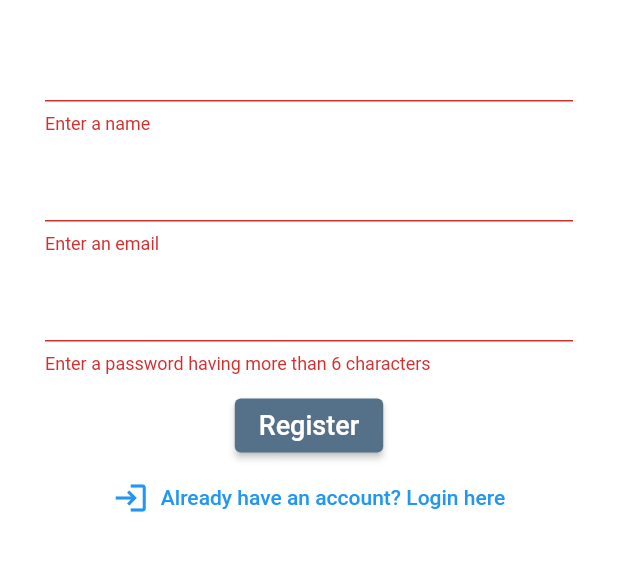
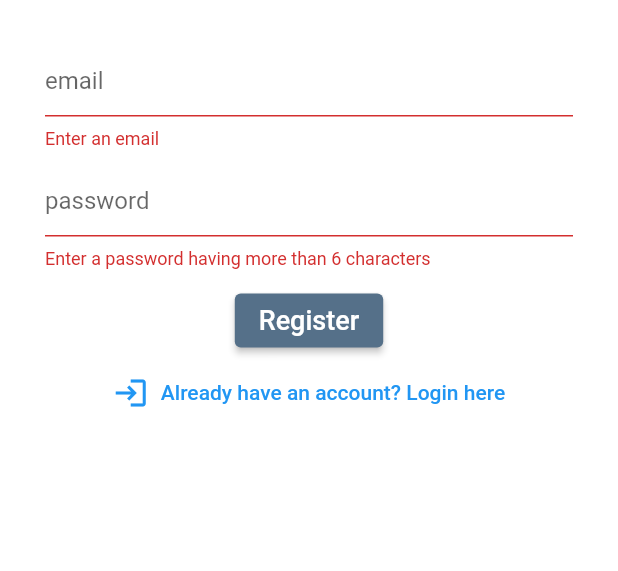
Before and after one commit to Vysakh-T/Stealth-Zero, a Flutter app: the screen it shows after launch, after a tap on "Register", on a phone screen of 412 x 824 dp, the part 251-822 px from its top. Run offline on Flutter 3.47's test engine with Material 2 defaults, Android fonts, the phone set to English and light mode, and no system bars; our stand-ins replace firebase_auth; accounts and stored records are empty; Roboto replaces fonts that are missing (Montserrat); project files that could hold a hidden picture were left out.

Commit message:
added login feature
added login feature, but there is an issue, which is that even after registring or logging in, welcome screen is not shown. i dont see error messages regarding this, and i dont know where to correct. i know it is functioning because i can see so in the console and also firebase.

```diff
--- a/lib/screens/authentication/login.dart
+++ b/lib/screens/authentication/login.dart
@@ -15,10 +15,12 @@ class LogIn extends StatefulWidget {
 
 class _LogInState extends State<LogIn> {
   final AuthService _auth = AuthService();
+  final _formKey = GlobalKey<FormState>();
 
   //text field state
   String email = '';
   String password = '';
+  String error = '';
 
   static Color col1 = const Color(0xff557089);
 
@@ -40,16 +42,26 @@ class _LogInState extends State<LogIn> {
                     fontFamily: 'Montserrat',
                     fontSize: 30.0)),
             Form(
+              key: _formKey,
               child: Column(
                 children: <Widget>[
                   SizedBox(height: 20.0),
-                  TextFormField(onChanged: (val) {
+                  TextFormField(
+                    decoration: InputDecoration(
+                      hintText: 'email',
+                    ),
+                      validator: (val) => val.isEmpty ? 'Enter an email' : null,
+                      onChanged: (val) {
                     setState(() {
                       email = val;
                     });
                   }),
                   SizedBox(height: 20.0),
                   TextFormField(
+                      decoration: InputDecoration(
+                        hintText: 'password',
+                      ),
+                      validator: (val) => val.length<6? 'Enter a password having more than 6 characters' : null,
                       obscureText: true,
                       onChanged: (val) {
                         setState(() {
@@ -69,19 +81,27 @@ class _LogInState extends State<LogIn> {
                           fontSize: 18.0),
                     ),
                     onPressed: () async {
-                      print(email);
-                      print(password);
+                      if(_formKey.currentState.validate()){
+                        dynamic result = await _auth.logInWithEmail(email, password);
+                        if(result == null){
+                          setState(() {
+                            error = 'could not sign in with those credentials';
+                          });
+                        }
+                      }
                     },
                   ),
                   TextButton.icon(
                     label: Text('New Account? Sign In here'),
                     icon: Icon(Icons.person_add),
                     onPressed: (){
-                      Navigator.push(
+                      Navigator.pop(
                         context,
-                        MaterialPageRoute(builder: (context) => SignIn()),
                       );
                     },
+                  ),
+                  Text(error,
+                    style: TextStyle(color: Colors.red, fontSize:14.0),
                   )
 
                 ],
--- a/lib/screens/authentication/signin.dart
+++ b/lib/screens/authentication/signin.dart
@@ -3,9 +3,9 @@ import 'package:stealthzero/screens/authentication/login.dart';
 import 'package:stealthzero/services/auth.dart';
 
 class SignIn extends StatefulWidget {
-  final Function toggleView;
+  //final Function toggleView;
 
-  SignIn({this.toggleView});
+ //ignIn({this.toggleView});
 
   @override
   _SignInState createState() => _SignInState();
@@ -18,7 +18,6 @@ class _SignInState extends State<SignIn> {
   //text field state
   String email = '';
   String password = '';
-  String name = '';
   String error = '';
 
   @override
@@ -46,15 +45,11 @@ class _SignInState extends State<SignIn> {
               child: Column(
                 children: <Widget>[
                   SizedBox(height: 20.0),
-                  TextFormField(
-                      validator: (val) => val.isEmpty ? 'Enter a name' : null,
-                      onChanged: (val) {
-                        setState(() {
-                          name = val;
-                        });
-                      }),
                   SizedBox(height: 10.0),
                   TextFormField(
+                    decoration: InputDecoration(
+                      hintText: 'email',
+                    ),
                       validator: (val) => val.isEmpty ? 'Enter an email' : null,
                       onChanged: (val) {
                         setState(() {
@@ -63,6 +58,9 @@ class _SignInState extends State<SignIn> {
                       }),
                   SizedBox(height: 10.0),
                   TextFormField(
+                    decoration: InputDecoration(
+                      hintText: 'password',
+                    ),
                       validator: (val) => val.length<6? 'Enter a password having more than 6 characters' : null,
                       obscureText: true,
                       onChanged: (val) {
@@ -84,8 +82,8 @@ class _SignInState extends State<SignIn> {
                     ),
                     onPressed: () async {
                       if (_formKey.currentState.validate()) {
-                        dynamic result = await _auth.signUp(name, email, password);
-                        if( result == null){
+                        dynamic result = await _auth.signUp(email, password);
+                        if(result == null){
                           setState(() {
                             error = 'please supply a valid email';
                           });
@@ -98,7 +96,10 @@ class _SignInState extends State<SignIn> {
                     label: Text('Already have an account? Login here'),
                     icon: Icon(Icons.login),
                     onPressed: () {
-                      Navigator.pop(context);
+                      Navigator.push(
+                        context,
+                        MaterialPageRoute(builder: (context) => LogIn()),
+                      );
                     },
                   ),
                   Text(error,
--- a/lib/screens/wrapper/wrapper.dart
+++ b/lib/screens/wrapper/wrapper.dart
@@ -9,10 +9,11 @@ class Wrapper extends StatelessWidget {
   @override
   Widget build(BuildContext context) {
     final user = Provider.of<User>(context);
-    if (user == null) {
+    // return either the Home or Authenticate widget
+    if (user != null){
+      return Home();
+    } else {
       return SignIn();
-    } else {
-      return Home();
     }
   }
 }
--- a/lib/services/auth.dart
+++ b/lib/services/auth.dart
@@ -27,11 +27,21 @@ class AuthService {
     }
   }*/
   //sign in with email & password
+  Future logInWithEmail(String email, String password) async {
+    try{
+      AuthResult result = await _auth.signInWithEmailAndPassword(email: email, password: password );
+      FirebaseUser user = result.user;
+      return _userFromFirebaseUser(user);
+    } catch(e) {
+      print(e.toString());
+      return null;
 
+    }
+  }
   // register
-  Future signUp(String name, String email, String password) async {
+  Future signUp(String email, String password) async {
     try{
-      AuthResult result = await _auth.createUserWithEmailAndPassword(email: email, password: password );
+      AuthResult result = await _auth.createUserWithEmailAndPassword(email: email, password: password);
       FirebaseUser user = result.user;
       return _userFromFirebaseUser(user);
     } catch(e) {
```
